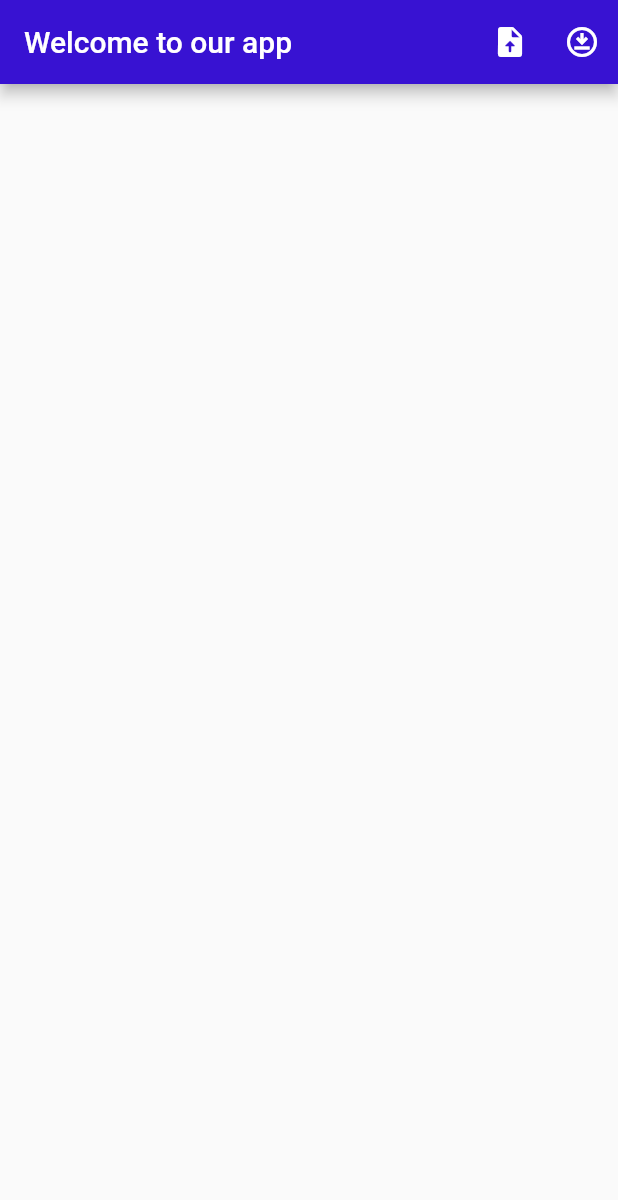
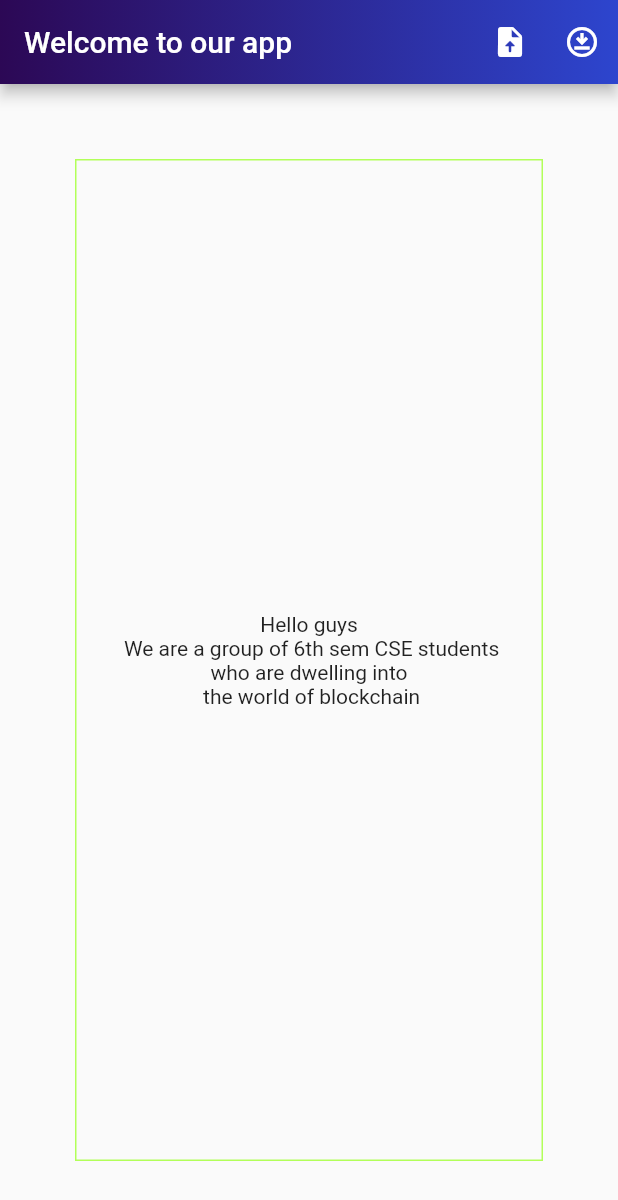
Before and after one commit to Gaurav-0711/Multipeer-decentralised-storage-system, a Flutter app: the screen it shows after launch, on a phone screen of 412 x 824 dp. Shown: the top 1200 px of the screen. Run offline on Flutter 3.47's test engine with Material 2 defaults, Android fonts, the phone set to English and light mode, and no system bars.

Commit message:
Added custom description

```diff
--- a/dsapp/lib/main.dart
+++ b/dsapp/lib/main.dart
@@ -1,5 +1,3 @@
-
-
 import 'package:flutter/material.dart';
 import 'ThemeClass.dart';
 import 'rsa.dart';
@@ -129,8 +127,20 @@
   Widget build(BuildContext context) {
     return Scaffold(
       appBar: AppBar(
-        backgroundColor: Color.fromARGB(255, 56, 18, 210),
-        title: Text('Welcome to our app'),
+        // backgroundColor: Color.fromARGB(255, 56, 18, 210),
+        title:const Text('Welcome to our app'),
+        flexibleSpace: Container(
+          decoration: const BoxDecoration(
+            gradient: LinearGradient(
+              begin: Alignment.centerLeft,
+              end: Alignment.centerRight,
+              colors: <Color>[
+                Color.fromARGB(255, 44, 8, 85),
+                Color.fromARGB(255, 45, 69, 206),
+              ],
+            ),
+          ),
+        ),
         actions: [
           IconButton(
             icon: const Icon(Icons.upload_file_rounded),
@@ -142,6 +152,21 @@
           ),
         ],
       ),
+      body: Center(
+          child: Container(
+        padding: const EdgeInsets.all(20.0),
+        margin: const EdgeInsets.all(50),
+        decoration: BoxDecoration(
+          border: Border.all(color: Colors.lightGreenAccent),
+        ),
+        child: const Center(
+            child: Text(
+                'Hello guys\n We are a group of 6th sem CSE students who are dwelling into\n the world of blockchain',
+      textAlign: TextAlign.center,
+      ),
+      ),
+      ),
+    )
     );
   }
 }
```
